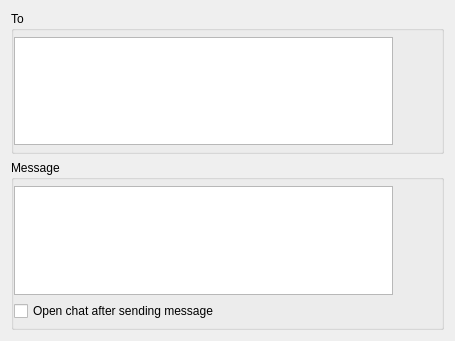
hwgao/beebeep, file src/desktop/GuiCreateMessage.ui: the form before one commit.
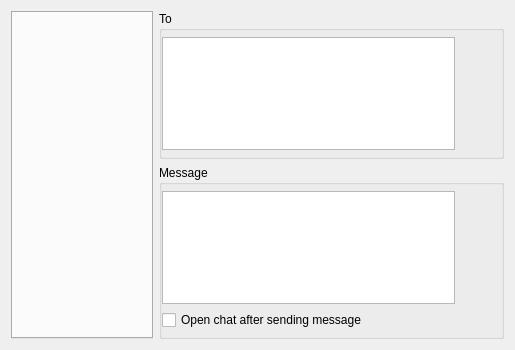
The form after the commit. Icons and pictures are not drawn. Custom widgets are drawn as their Qt base class.

Commit message: Added Emoticons on create message window

Diff of the .ui file:
```diff
--- a/src/desktop/GuiCreateMessage.ui
+++ b/src/desktop/GuiCreateMessage.ui
@@ -6,8 +6,8 @@
    <rect>
     <x>0</x>
     <y>0</y>
-    <width>455</width>
-    <height>341</height>
+    <width>515</width>
+    <height>350</height>
    </rect>
   </property>
   <property name="sizePolicy">
@@ -17,7 +17,7 @@
    </sizepolicy>
   </property>
   <layout class="QGridLayout" name="gridLayout_4">
-   <item row="1" column="0">
+   <item row="1" column="1">
     <widget class="QGroupBox" name="mp_gbMessage">
      <property name="title">
       <string>Message</string>
@@ -38,7 +38,67 @@
       <property name="bottomMargin">
        <number>6</number>
       </property>
-      <item row="0" column="0" rowspan="3">
+      <item row="2" column="1" rowspan="2">
+       <spacer name="verticalSpacer_2">
+        <property name="orientation">
+         <enum>Qt::Vertical</enum>
+        </property>
+        <property name="sizeHint" stdset="0">
+         <size>
+          <width>20</width>
+          <height>40</height>
+         </size>
+        </property>
+       </spacer>
+      </item>
+      <item row="5" column="0">
+       <widget class="QCheckBox" name="mp_cbOpenChat">
+        <property name="text">
+         <string>Open chat after sending message</string>
+        </property>
+       </widget>
+      </item>
+      <item row="4" column="1">
+       <widget class="QPushButton" name="mp_pbSend">
+        <property name="toolTip">
+         <string>Click to send message</string>
+        </property>
+        <property name="icon">
+         <iconset resource="../beebeep.qrc">
+          <normaloff>:/images/send.png</normaloff>:/images/send.png</iconset>
+        </property>
+        <property name="iconSize">
+         <size>
+          <width>32</width>
+          <height>32</height>
+         </size>
+        </property>
+        <property name="flat">
+         <bool>true</bool>
+        </property>
+       </widget>
+      </item>
+      <item row="1" column="1">
+       <widget class="QPushButton" name="mp_pbEmoticons">
+        <property name="icon">
+         <iconset resource="../beebeep.qrc">
+          <normaloff>:/images/emoticon.png</normaloff>:/images/emoticon.png</iconset>
+        </property>
+        <property name="iconSize">
+         <size>
+          <width>32</width>
+          <height>32</height>
+         </size>
+        </property>
+        <property name="checkable">
+         <bool>true</bool>
+        </property>
+        <property name="flat">
+         <bool>true</bool>
+        </property>
+       </widget>
+      </item>
+      <item row="1" column="0" rowspan="4">
        <widget class="GuiMessageEdit" name="mp_teMessage">
         <property name="sizePolicy">
          <sizepolicy hsizetype="Expanding" vsizetype="MinimumExpanding">
@@ -60,68 +120,10 @@
         </property>
        </widget>
       </item>
-      <item row="3" column="0">
-       <widget class="QCheckBox" name="mp_cbOpenChat">
-        <property name="text">
-         <string>Open chat after sending message</string>
-        </property>
-       </widget>
-      </item>
-      <item row="2" column="1">
-       <widget class="QPushButton" name="mp_pbSend">
-        <property name="sizePolicy">
-         <sizepolicy hsizetype="Fixed" vsizetype="Fixed">
-          <horstretch>0</horstretch>
-          <verstretch>0</verstretch>
-         </sizepolicy>
-        </property>
-        <property name="minimumSize">
-         <size>
-          <width>42</width>
-          <height>42</height>
-         </size>
-        </property>
-        <property name="maximumSize">
-         <size>
-          <width>42</width>
-          <height>42</height>
-         </size>
-        </property>
-        <property name="toolTip">
-         <string>Click to send message</string>
-        </property>
-        <property name="icon">
-         <iconset resource="../beebeep.qrc">
-          <normaloff>:/images/send.png</normaloff>:/images/send.png</iconset>
-        </property>
-        <property name="iconSize">
-         <size>
-          <width>32</width>
-          <height>32</height>
-         </size>
-        </property>
-        <property name="flat">
-         <bool>true</bool>
-        </property>
-       </widget>
-      </item>
-      <item row="0" column="1" rowspan="2">
-       <spacer name="verticalSpacer_2">
-        <property name="orientation">
-         <enum>Qt::Vertical</enum>
-        </property>
-        <property name="sizeHint" stdset="0">
-         <size>
-          <width>20</width>
-          <height>40</height>
-         </size>
-        </property>
-       </spacer>
-      </item>
      </layout>
     </widget>
    </item>
-   <item row="0" column="0">
+   <item row="0" column="1">
     <widget class="QGroupBox" name="mp_gbTo">
      <property name="title">
       <string>To</string>
@@ -158,23 +160,11 @@
       <item row="0" column="1">
        <widget class="QPushButton" name="mp_pbEditUsers">
         <property name="sizePolicy">
-         <sizepolicy hsizetype="Fixed" vsizetype="Fixed">
+         <sizepolicy hsizetype="Minimum" vsizetype="Fixed">
           <horstretch>0</horstretch>
           <verstretch>0</verstretch>
          </sizepolicy>
         </property>
-        <property name="minimumSize">
-         <size>
-          <width>42</width>
-          <height>42</height>
-         </size>
-        </property>
-        <property name="maximumSize">
-         <size>
-          <width>42</width>
-          <height>42</height>
-         </size>
-        </property>
         <property name="toolTip">
          <string>Add recipients</string>
         </property>
@@ -212,6 +202,25 @@
      </layout>
     </widget>
    </item>
+   <item row="0" column="0" rowspan="2">
+    <widget class="GuiEmoticons" name="mp_twEmoticons">
+     <property name="sizePolicy">
+      <sizepolicy hsizetype="Preferred" vsizetype="Expanding">
+       <horstretch>0</horstretch>
+       <verstretch>0</verstretch>
+      </sizepolicy>
+     </property>
+     <property name="minimumSize">
+      <size>
+       <width>142</width>
+       <height>0</height>
+      </size>
+     </property>
+     <property name="currentIndex">
+      <number>-1</number>
+     </property>
+    </widget>
+   </item>
   </layout>
  </widget>
  <customwidgets>
@@ -220,6 +229,12 @@
    <extends>QTextEdit</extends>
    <header>GuiMessageEdit.h</header>
   </customwidget>
+  <customwidget>
+   <class>GuiEmoticons</class>
+   <extends>QTabWidget</extends>
+   <header>GuiEmoticons.h</header>
+   <container>1</container>
+  </customwidget>
  </customwidgets>
  <tabstops>
   <tabstop>mp_teMessage</tabstop>
```
Left out of the diff: 5 changed lines with no effect on the pictures. The commit also changes 23 other files.
